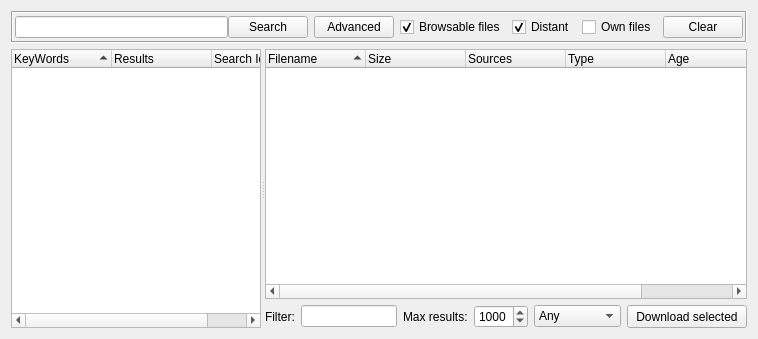
RetroShare/RetroShare, file retroshare-gui/src/gui/SearchDialog.ui: the form before one commit.
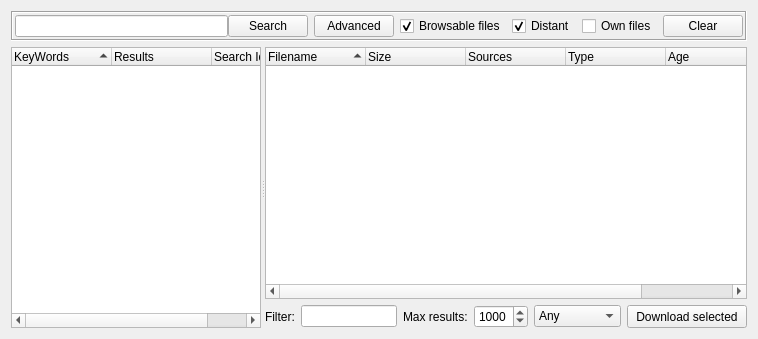
The form after the commit. Icons and pictures are not drawn. Custom widgets are drawn as their Qt base class.

Commit message: Fixed height of the header frame in the main pages.

```diff
--- a/retroshare-gui/src/gui/SearchDialog.ui
+++ b/retroshare-gui/src/gui/SearchDialog.ui
@@ -19,11 +19,11 @@
   <layout class="QVBoxLayout" name="verticalLayout_2">
    <item>
     <widget class="QFrame" name="titleBarFrame">
-     <property name="maximumSize">
-      <size>
-       <width>16777215</width>
-       <height>32</height>
-      </size>
+     <property name="sizePolicy">
+      <sizepolicy hsizetype="Preferred" vsizetype="Maximum">
+       <horstretch>0</horstretch>
+       <verstretch>0</verstretch>
+      </sizepolicy>
      </property>
      <property name="frameShape">
       <enum>QFrame::Box</enum>
@@ -209,7 +209,7 @@
        </property>
       </column>
      </widget>
-     <widget class="QWidget" name="">
+     <widget class="QWidget" name="layoutWidget">
       <layout class="QVBoxLayout" name="verticalLayout">
        <item>
         <widget class="SearchTreeWidget" name="searchResultWidget">
```
Left out of the diff: 2 changed lines with no effect on the pictures. The commit also changes 5 other files.
